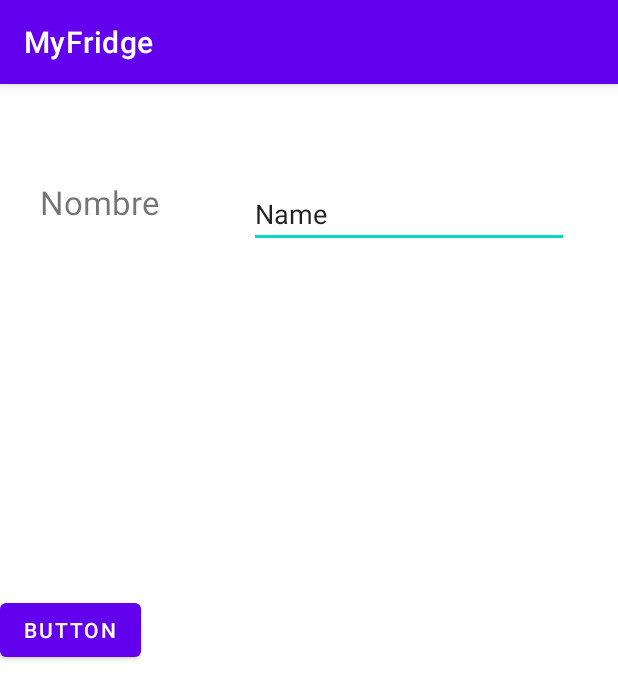
After one commit to kb079/Proyecto-IoT-Android, an Android app: the fragment FridgeAddFragment shown on its own in the app's theme, on a phone screen of 412 x 824 dp. The commit adds this screen. Shown: the top 699 px of the screen. Run offline under Robolectric (Android 15) with nearby library versions, the phone set to English and light mode, and no system bars.

Commit message:
Lista neveras +
- Preparado RecyclerView de alimentos
- Creado apartado para añadir nueva nevera
- Diferentes acciones en la lista de neveras; si tienes nevera o no.

```diff
--- a/app/src/main/AndroidManifest.xml
+++ b/app/src/main/AndroidManifest.xml
@@ -16,7 +16,7 @@
 
         </activity>
         <activity
-            android:name=".FridgesListFragment"
+            android:name=".ui.fridges.FridgesListFragment"
             android:exported="true"
             android:label="@string/title_activity_fridges_list"
             android:theme="@style/Theme.ProyectoApp.NoActionBar"
--- a/app/src/main/java/com/example/proyectoapp/MainActivity.java
+++ b/app/src/main/java/com/example/proyectoapp/MainActivity.java
@@ -21,7 +21,8 @@ public class MainActivity extends AppCompatActivity {
 
     private AppBarConfiguration mAppBarConfiguration;
     public static ActivityMainBinding binding;
-    private NavController navController;
+
+    public static NavController navController;
 
     @Override
     protected void onCreate(Bundle savedInstanceState) {
@@ -85,5 +86,4 @@ public class MainActivity extends AppCompatActivity {
 */
         navController.navigate(R.id.nav_fridgesList);
     }
-
 }
--- a/app/src/main/java/com/example/proyectoapp/manager/fridge/FridgeAdapter.java
+++ b/app/src/main/java/com/example/proyectoapp/manager/fridge/FridgeAdapter.java
@@ -12,13 +12,10 @@ import com.example.proyectoapp.R;
 import com.firebase.ui.firestore.FirestoreRecyclerAdapter;
 import com.firebase.ui.firestore.FirestoreRecyclerOptions;
 
-
 public class FridgeAdapter extends FirestoreRecyclerAdapter<Fridge, FridgeAdapter.FridgeHolder> {
-
 
     public FridgeAdapter(FirestoreRecyclerOptions<Fridge> fridgeList){
         super(fridgeList);
-
     }
 
     @Override
@@ -33,7 +30,6 @@ public class FridgeAdapter extends FirestoreRecyclerAdapter<Fridge, FridgeAdapte
         return new FridgeHolder(view);
     }
 
-
     public class FridgeHolder extends RecyclerView.ViewHolder {
         TextView name;
 
--- /dev/null
+++ b/app/src/main/java/com/example/proyectoapp/ui/fridges/FridgeAddFragment.java
@@ -0,0 +1,31 @@
+package com.example.proyectoapp.ui.fridges;
+
+import android.os.Bundle;
+import android.view.LayoutInflater;
+import android.view.View;
+import android.view.ViewGroup;
+
+import androidx.annotation.NonNull;
+import androidx.fragment.app.Fragment;
+
+import com.example.proyectoapp.databinding.FragmentAddfridgeBinding;
+
+public class FridgeAddFragment extends Fragment {
+
+    private FragmentAddfridgeBinding binding;
+
+    public View onCreateView(@NonNull LayoutInflater inflater,
+                             ViewGroup container, Bundle savedInstanceState) {
+
+        binding = FragmentAddfridgeBinding.inflate(inflater, container, false);
+        View root = binding.getRoot();
+
+        return root;
+    }
+
+
+    @Override
+    public void onDestroyView() {
+        super.onDestroyView();
+    }
+}
--- /dev/null
+++ b/app/src/main/res/layout/fragment_addfridge.xml
@@ -0,0 +1,45 @@
+<?xml version="1.0" encoding="utf-8"?>
+<androidx.constraintlayout.widget.ConstraintLayout
+    xmlns:android="http://schemas.android.com/apk/res/android"
+    xmlns:app="http://schemas.android.com/apk/res-auto"
+    android:layout_width="match_parent"
+    android:layout_height="match_parent"
+    xmlns:tools="http://schemas.android.com/tools"
+    tools:context=".ui.fridges.FridgeAddFragment">
+
+    <Button
+        android:id="@+id/button3"
+        android:layout_width="wrap_content"
+        android:layout_height="wrap_content"
+        android:layout_marginTop="340dp"
+        android:text="Button"
+        app:layout_constraintTop_toTopOf="parent"
+        tools:ignore="MissingConstraints"
+        tools:layout_editor_absoluteX="137dp" />
+
+    <TextView
+        android:id="@+id/textView10"
+        android:layout_width="109dp"
+        android:layout_height="46dp"
+        android:layout_marginTop="64dp"
+        android:text="Nombre"
+        android:textSize="22sp"
+        app:layout_constraintEnd_toEndOf="parent"
+        app:layout_constraintHorizontal_bias="0.089"
+        app:layout_constraintStart_toStartOf="parent"
+        app:layout_constraintTop_toTopOf="parent" />
+
+    <EditText
+        android:id="@+id/editTextTextPersonName2"
+        android:layout_width="wrap_content"
+        android:layout_height="wrap_content"
+        android:layout_marginTop="64dp"
+        android:ems="10"
+        android:inputType="textPersonName"
+        android:text="Name"
+        app:layout_constraintEnd_toEndOf="parent"
+        app:layout_constraintHorizontal_bias="0.476"
+        app:layout_constraintStart_toEndOf="@+id/textView10"
+        app:layout_constraintTop_toTopOf="parent" />
+
+</androidx.constraintlayout.widget.ConstraintLayout>
--- a/app/src/main/res/values/strings.xml
+++ b/app/src/main/res/values/strings.xml
@@ -29,4 +29,7 @@
     <string name="menu_configuration">Configuración</string>
     <string name="menu_log_out">Cerrar Sesión</string>
     <string name="menu_fridgestList">Lista de tus neveras</string>
+
+    <string name="no_neveras">Parece que no tienes ninguna nevera todavía. ¿Por qué no agregas una?</string>
+    <string name="menu_addFridge">Añadir nevera</string>
 </resources>
```
Also changed, not shown: app/src/main/java/com/example/proyectoapp/FridgesListFragment.java (deleted, +0 -70 lines), app/src/main/java/com/example/proyectoapp/ui/fridges/FridgeContentFragment.java (added, +39 -0 lines), app/src/main/java/com/example/proyectoapp/ui/fridges/FridgesListFragment.java (added, +105 -0 lines), app/src/main/res/layout/fragment_contentfridge.xml (added, +30 -0 lines), app/src/main/res/layout/fragment_fridgelist.xml (+64 -1 lines), app/src/main/res/navigation/mobile_navigation.xml (+14 -2 lines).
